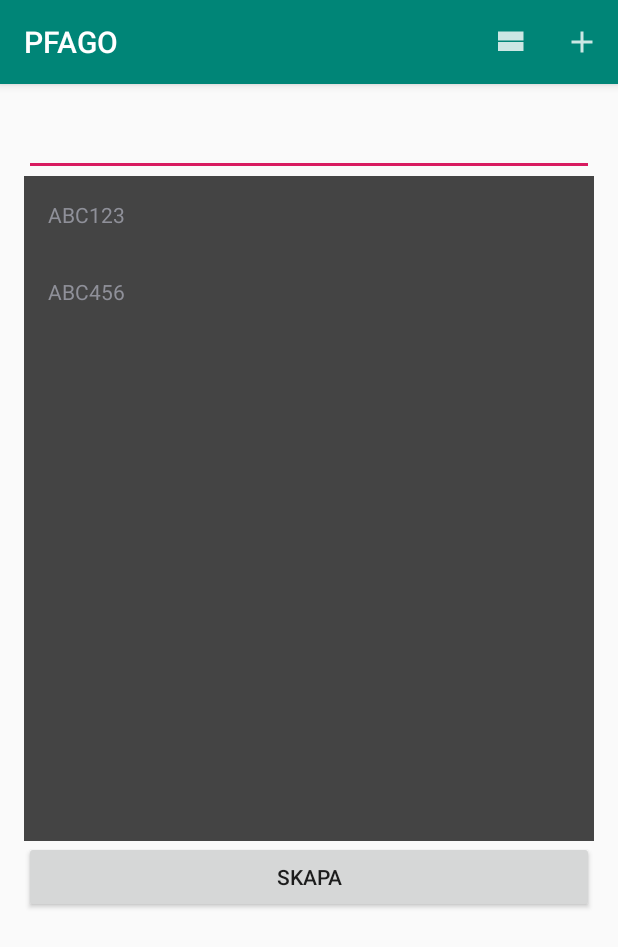
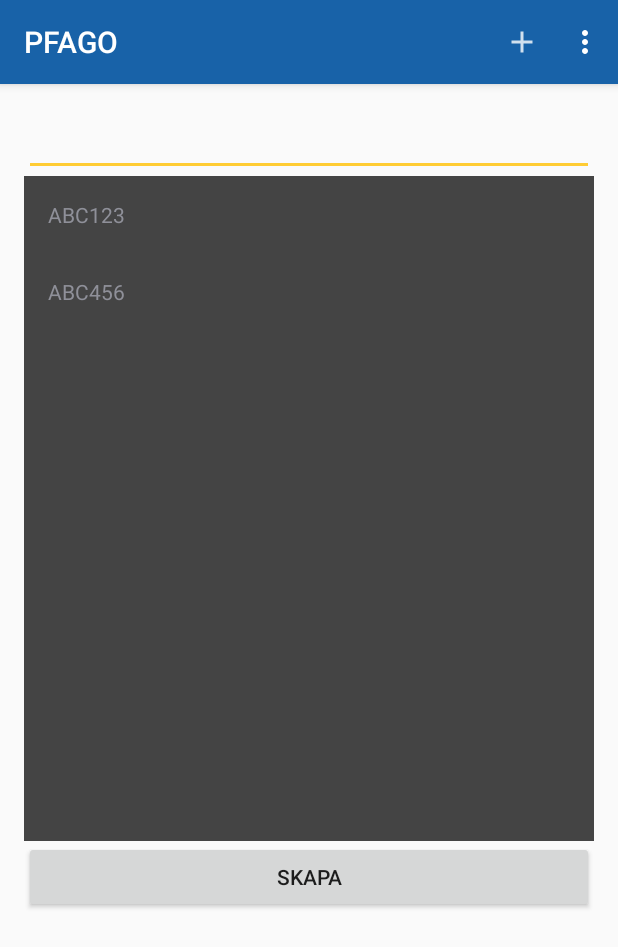
Before and after one commit to GlennSvanberg/PFAGO, an Android app: the screen it shows after launch (MainActivity), on a phone screen of 412 x 824 dp. Shown: the top 947 px of the screen. Run offline under Robolectric (Android 15) with nearby library versions, the phone set to English and light mode, and no system bars.

```diff
--- a/app/src/main/AndroidManifest.xml
+++ b/app/src/main/AndroidManifest.xml
@@ -9,8 +9,10 @@
         android:roundIcon="@mipmap/ic_launcher_round"
         android:supportsRtl="true"
         android:theme="@style/AppTheme">
-        <activity android:name=".Activities.AddControlActivity"></activity>
-        <activity android:name=".Activities.RIBActivity" />
+        <activity android:name=".Activities.AddControlActivity"
+            android:label="@string/add_control_activity_name"></activity>
+        <activity android:name=".Activities.RIBActivity"
+            android:label="@string/rib_activity_name"/>
         <activity android:name=".Activities.MainActivity">
             <intent-filter>
                 <action android:name="android.intent.action.MAIN" />
--- a/app/src/main/java/com/svanberggroup/pfago/Activities/AddControlActivity.java
+++ b/app/src/main/java/com/svanberggroup/pfago/Activities/AddControlActivity.java
@@ -11,6 +11,6 @@ public class AddControlActivity extends AppCompatActivity {
     @Override
     protected void onCreate(Bundle savedInstanceState) {
         super.onCreate(savedInstanceState);
-        setContentView(R.layout.activity_add_contol);
+        setContentView(R.layout.activity_add_control);
     }
 }
--- a/app/src/main/java/com/svanberggroup/pfago/Activities/MainActivity.java
+++ b/app/src/main/java/com/svanberggroup/pfago/Activities/MainActivity.java
@@ -40,6 +40,8 @@ public class MainActivity extends AppCompatActivity {
     protected void onCreate(Bundle savedInstanceState) {
         super.onCreate(savedInstanceState);
         setContentView(R.layout.activity_main);
+
+//setTitle("TEST");
 
 
         createDummyData();
--- a/app/src/main/res/menu/main_activity_menu.xml
+++ b/app/src/main/res/menu/main_activity_menu.xml
@@ -1,12 +1,13 @@
 <?xml version="1.0" encoding="utf-8"?>
 <menu xmlns:android="http://schemas.android.com/apk/res/android"
-    xmlns:app="http://schemas.android.com/apk/res-auto">
+    xmlns:app="http://schemas.android.com/apk/res-auto"
+    >
     <item android:id="@+id/rib"
         android:icon="@drawable/ic_rib"
         android:title="RIB"
-        app:showAsAction="ifRoom|withText"></item>
+        app:showAsAction="withText"></item>
     <item android:id="@+id/addControl"
         android:icon="@drawable/ic_add"
         android:title="Add"
-        app:showAsAction="ifRoom|withText"></item>
+        app:showAsAction="always"></item>
 </menu>
--- a/app/src/main/res/values/colors.xml
+++ b/app/src/main/res/values/colors.xml
@@ -1,6 +1,6 @@
 <?xml version="1.0" encoding="utf-8"?>
 <resources>
-    <color name="colorPrimary">#008577</color>
-    <color name="colorPrimaryDark">#00574B</color>
-    <color name="colorAccent">#D81B60</color>
+    <color name="colorPrimary">#1862A8</color>
+    <color name="colorPrimaryDark">#0C3256</color>
+    <color name="colorAccent">#FFCC33</color>
 </resources>
--- a/app/src/main/res/values/strings.xml
+++ b/app/src/main/res/values/strings.xml
@@ -1,3 +1,5 @@
 <resources>
     <string name="app_name">PFAGO</string>
+    <string name="add_control_activity_name">Add Control</string>
+    <string name="rib_activity_name">RIB</string>
 </resources>
```
